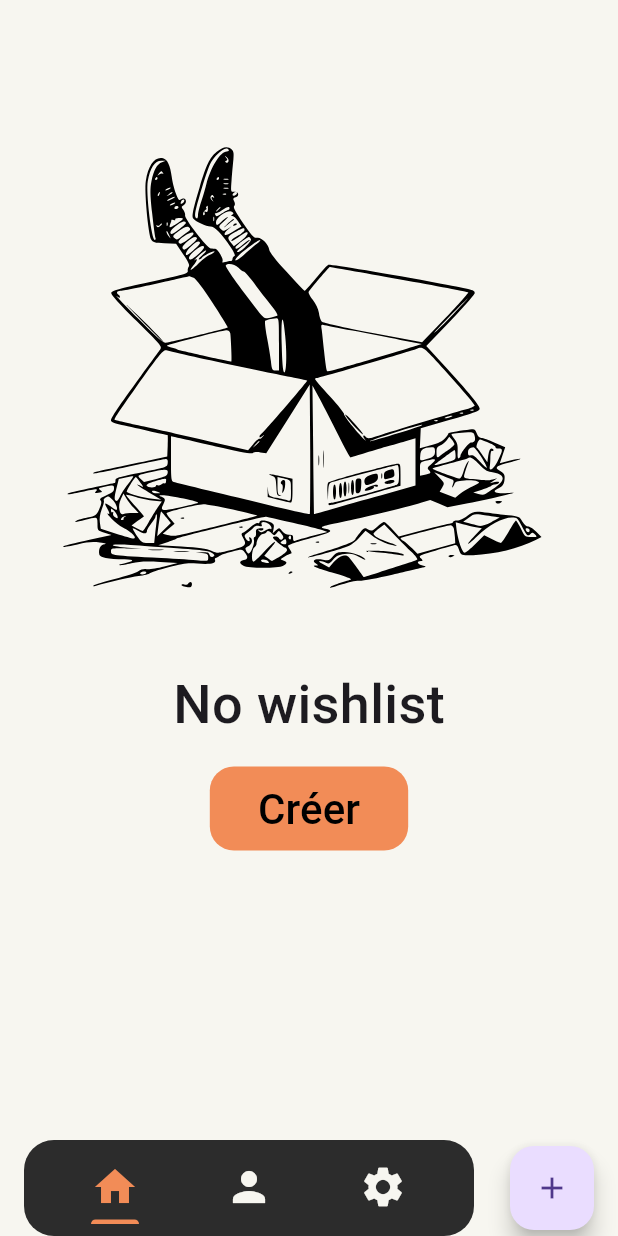
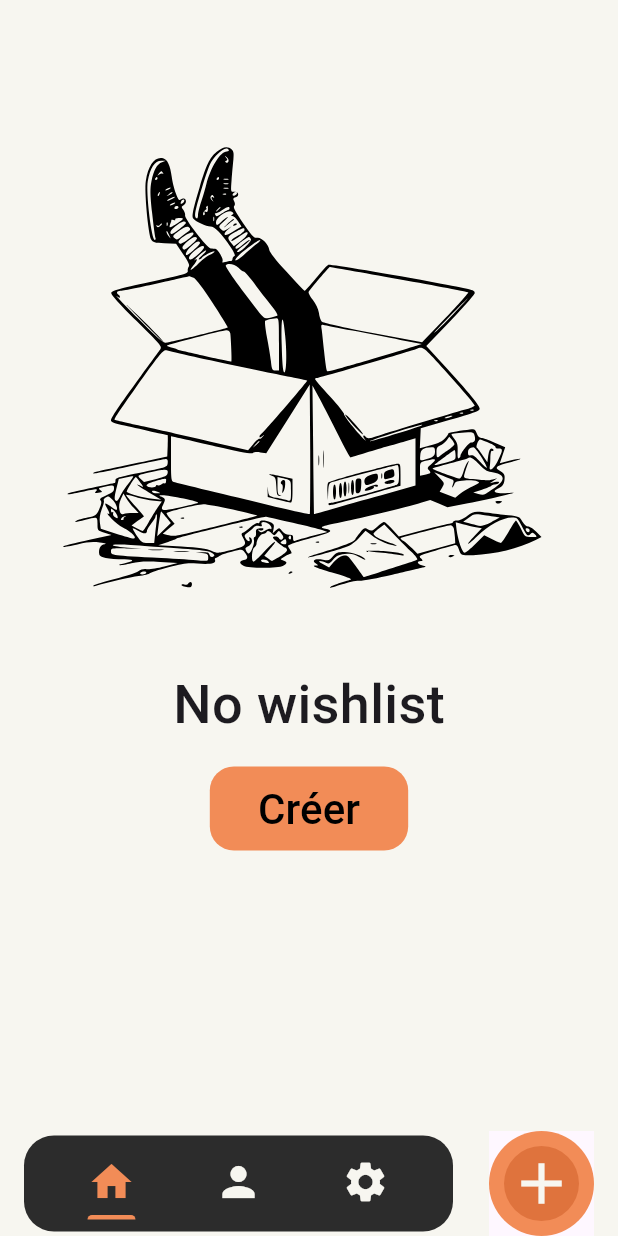
Before and after one commit to Raphael-Mssn/wishlist, a Flutter app: the screen it shows after launch, on a phone screen of 412 x 824 dp. Run offline on Flutter 3.47's test engine with Material 3 defaults, Android fonts, the phone set to English and light mode, and no system bars; our stand-ins replace equatable, flutter_svg, gap, google_fonts; generated files the repository leaves out were written again; Roboto replaces fonts that are missing (Truculenta).

Commit message:
feat: use NavBarAddButton in HomeScreen

```diff
--- a/wishlist/lib/modules/view/home_screen.dart
+++ b/wishlist/lib/modules/view/home_screen.dart
@@ -6,6 +6,7 @@ import 'package:wishlist/l10n/l10n.dart';
 import 'package:wishlist/shared/theme/widgets/app_scaffold.dart';
 import 'package:wishlist/shared/theme/widgets/primary_button.dart';
 import 'package:wishlist/shared/widgets/floating_nav_bar.dart';
+import 'package:wishlist/shared/widgets/nav_bar_add_button.dart';
 
 class HomeScreen extends StatelessWidget {
   const HomeScreen({super.key});
@@ -40,11 +41,8 @@ class HomeScreen extends StatelessWidget {
           ),
         ),
       ),
-      floatingActionButton: FloatingActionButton(
-        onPressed: () {
-          // Action à réaliser lors du clic sur le bouton
-        },
-        child: const Icon(Icons.add),
+      floatingActionButton: NavBarAddButton(
+        onPressed: () {},
       ),
       bottomNavigationBar: const FloatingNavBar(),
     );
```
